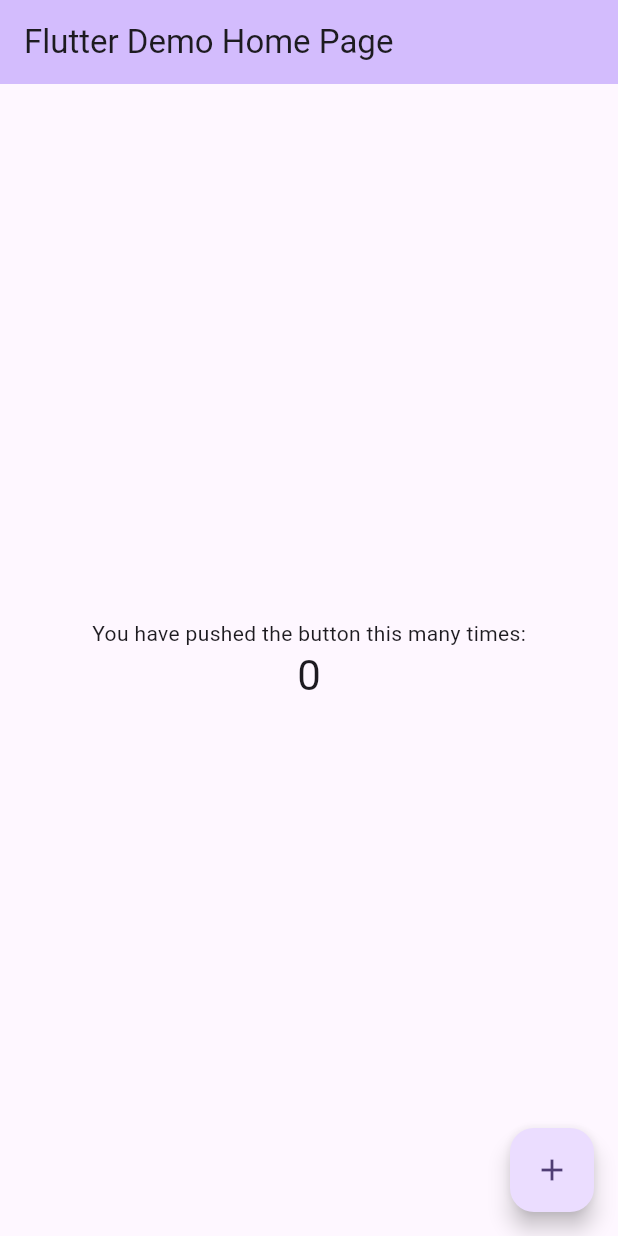
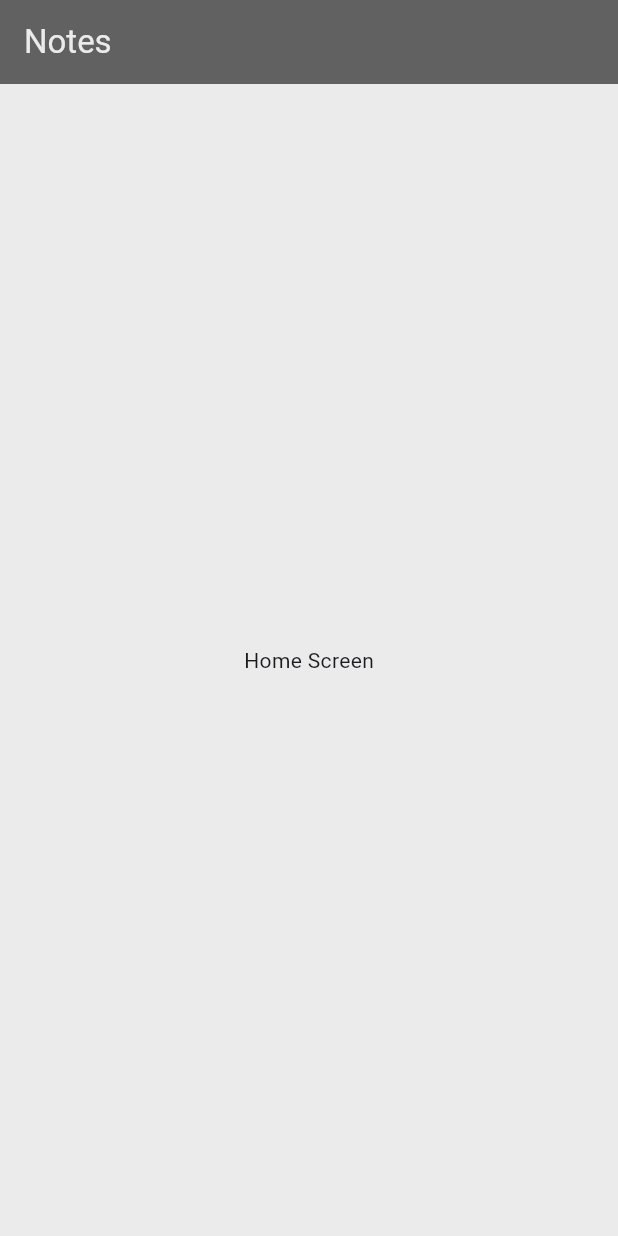
Before and after one commit to ronipaschoal/notes, a Flutter app: the screen it shows after launch, on a phone screen of 412 x 824 dp. Run offline on Flutter 3.47's test engine with Material 2 defaults, Android fonts, the phone set to English and light mode, and no system bars.

Commit message:
feat: creation of page structure

```diff
--- a/lib/main.dart
+++ b/lib/main.dart
@@ -1,4 +1,6 @@
 import 'package:flutter/material.dart';
+import 'package:notes/pages/home/home_screen.dart';
+import 'package:notes/ui/colors.dart';
 
 void main() {
   runApp(const MyApp());
@@ -10,12 +12,12 @@ class MyApp extends StatelessWidget {
   @override
   Widget build(BuildContext context) {
     return MaterialApp(
-      title: 'Flutter Demo',
+      title: 'Notes',
       theme: ThemeData(
         colorScheme: ColorScheme.fromSeed(seedColor: Colors.deepPurple),
         useMaterial3: true,
       ),
-      home: const MyHomePage(title: 'Flutter Demo Home Page'),
+      home: const MyHomePage(title: 'Notes'),
     );
   }
 }
@@ -30,40 +32,17 @@ class MyHomePage extends StatefulWidget {
 }
 
 class _MyHomePageState extends State<MyHomePage> {
-  int _counter = 0;
-
-  void _incrementCounter() {
-    setState(() {
-      _counter++;
-    });
-  }
-
   @override
   Widget build(BuildContext context) {
     return Scaffold(
       appBar: AppBar(
-        backgroundColor: Theme.of(context).colorScheme.inversePrimary,
-        title: Text(widget.title),
-      ),
-      body: Center(
-        child: Column(
-          mainAxisAlignment: MainAxisAlignment.center,
-          children: <Widget>[
-            const Text(
-              'You have pushed the button this many times:',
-            ),
-            Text(
-              '$_counter',
-              style: Theme.of(context).textTheme.headlineMedium,
-            ),
-          ],
+        backgroundColor: NtColors.darkGray,
+        title: Text(
+          widget.title,
+          style: const TextStyle(color: NtColors.lightGray),
         ),
       ),
-      floatingActionButton: FloatingActionButton(
-        onPressed: _incrementCounter,
-        tooltip: 'Increment',
-        child: const Icon(Icons.add),
-      ),
+      body: const HomeScreen(),
     );
   }
 }
--- /dev/null
+++ b/lib/pages/home/home_screen.dart
@@ -0,0 +1,20 @@
+import 'package:flutter/material.dart';
+import 'package:notes/ui/colors.dart';
+
+class HomeScreen extends StatelessWidget {
+  const HomeScreen({super.key});
+
+  Widget _body() {
+    return Container(
+      color: NtColors.lightGray,
+      child: const Center(
+        child: Text('Home Screen'),
+      ),
+    );
+  }
+
+  @override
+  Widget build(BuildContext context) {
+    return _body();
+  }
+}
--- /dev/null
+++ b/lib/ui/colors.dart
@@ -0,0 +1,15 @@
+import 'package:flutter/material.dart';
+
+class NtColors {
+  NtColors._();
+
+  static const Color primary = Color(0xFFEED800);
+
+  static const Color lightGray = Color(0xFFEBEBEB);
+  static const Color midGray = Color(0xFFBABABA);
+  static const Color darkGray = Color.fromARGB(255, 97, 97, 97);
+
+  static const Color low = Color(0xFF92E98A);
+  static const Color medium = Color(0xFFE7D571);
+  static const Color high = Color(0xFFE58C6A);
+}
--- a/pubspec.yaml
+++ b/pubspec.yaml
@@ -21,5 +21,5 @@ dev_dependencies:
 flutter:
   uses-material-design: true
 
- assets:
+  assets:
     - assets/icons/
```
Also changed, not shown: lib/pages/note/note_screen.dart (added, +20 -0 lines), lib/pages/splash/splash_screen.dart (added, +20 -0 lines), pubspec.lock.
